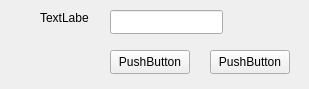
Before: the Qt Designer form C++/Examples/C++ GUI Programming With Qt 4/02-03_Rapid_Dialog_Design/GoToCellDialog.ui in apkretov/rpw, drawn with Qt 5.
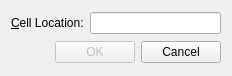
After: the same form once the commit is applied.

The edit to the form file:
```diff
--- a/C++/Examples/C++ GUI Programming With Qt 4/02-03_Rapid_Dialog_Design/GoToCellDialog.ui
+++ b/C++/Examples/C++ GUI Programming With Qt 4/02-03_Rapid_Dialog_Design/GoToCellDialog.ui
@@ -6,62 +6,69 @@
    <rect>
     <x>0</x>
     <y>0</y>
-    <width>309</width>
-    <height>89</height>
+    <width>232</width>
+    <height>76</height>
    </rect>
   </property>
   <property name="windowTitle">
    <string>Widget</string>
   </property>
+  <layout class="QVBoxLayout" name="verticalLayout">
+   <item>
+    <layout class="QHBoxLayout" name="horizontalLayout">
+     <item>
   <widget class="QLabel" name="label">
-   <property name="geometry">
-    <rect>
-     <x>40</x>
-     <y>10</y>
-     <width>49</width>
-     <height>16</height>
-    </rect>
-   </property>
    <property name="text">
-    <string>TextLabel</string>
-   </property>
-  </widget>
-  <widget class="QLineEdit" name="lineEdit">
-   <property name="geometry">
-    <rect>
-     <x>110</x>
-     <y>10</y>
-     <width>113</width>
-     <height>24</height>
-    </rect>
-   </property>
-  </widget>
-  <widget class="QPushButton" name="pushButton">
-   <property name="geometry">
-    <rect>
-     <x>110</x>
-     <y>50</y>
-     <width>80</width>
-     <height>24</height>
-    </rect>
-   </property>
+        <string>&amp;Cell Location:</string>
+       </property>
+       <property name="buddy">
+        <cstring>lineEdit</cstring>
+       </property>
+      </widget>
+     </item>
+     <item>
+      <widget class="QLineEdit" name="lineEdit"/>
+     </item>
+    </layout>
+   </item>
+   <item>
+    <layout class="QHBoxLayout" name="horizontalLayout_2">
+     <item>
+      <spacer name="horizontalSpacer">
+       <property name="orientation">
+        <enum>Qt::Orientation::Horizontal</enum>
+       </property>
+       <property name="sizeHint" stdset="0">
+        <size>
+         <width>40</width>
+         <height>20</height>
+        </size>
+       </property>
+      </spacer>
+     </item>
+     <item>
+      <widget class="QPushButton" name="okButton">
+       <property name="enabled">
+        <bool>false</bool>
+       </property>
    <property name="text">
-    <string>PushButton</string>
-   </property>
-  </widget>
-  <widget class="QPushButton" name="pushButton_2">
-   <property name="geometry">
-    <rect>
-     <x>210</x>
-     <y>50</y>
-     <width>80</width>
-     <height>24</height>
-    </rect>
-   </property>
+        <string>OK</string>
+       </property>
+       <property name="default">
+        <bool>true</bool>
+       </property>
+      </widget>
+     </item>
+     <item>
+      <widget class="QPushButton" name="cancelButton">
    <property name="text">
-    <string>PushButton</string>
-   </property>
-  </widget>
+        <string>Cancel</string>
+       </property>
+      </widget>
+     </item>
+    </layout>
+   </item>
+  </layout>
  </widget>
  <resources/>
  <connections/>
```
Left out of the diff: 6 changed lines with no effect on the pictures. Lines whose indentation alone changed are shown as unchanged.
